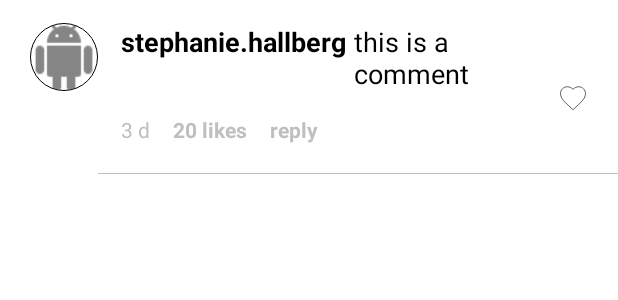
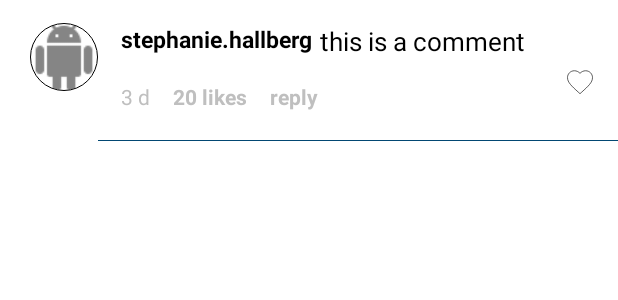
Before and after one commit to CSID-DGU/2020-1-OSSP2-SEOULLO-3, an Android app: the layout layout_comment.xml on its own in the app's theme, with its tools: preview values and no code run, on a phone screen of 412 x 824 dp. Shown: the top 300 px of the screen. Run offline under Robolectric (Android 15) with nearby library versions, the phone set to English and light mode, and no system bars.

Commit message:
commentViewUI

```diff
--- a/Seoullo/app/src/main/java/com/seoullo/seoullotour/Utils/CommentListAdapter.java
+++ b/Seoullo/app/src/main/java/com/seoullo/seoullotour/Utils/CommentListAdapter.java
@@ -151,9 +151,9 @@ public class CommentListAdapter extends ArrayAdapter<Comment> {
 
         // set Invisible for first Comment.
         try {
-            holder.like.setVisibility(View.GONE);
-            holder.likes.setVisibility(View.GONE);
-            holder.reply.setVisibility(View.GONE);
+//            holder.like.setVisibility(View.GONE);
+//            holder.likes.setVisibility(View.GONE);
+//            holder.reply.setVisibility(View.GONE);
         } catch (NullPointerException e) {
             Log.e(TAG, "getView: NullPointerException: " + e.getMessage() );
         }
--- a/Seoullo/app/src/main/res/drawable-hdpi/grey_border.xml
+++ b/Seoullo/app/src/main/res/drawable-hdpi/grey_border.xml
@@ -13,7 +13,7 @@
             android:shape="rectangle">
             <stroke
                 android:width="1dp"
-                android:color="@color/grey"/>
+                android:color="@color/theme_deepblue"/>
             <solid
                 android:color="@color/white"/>
 
--- a/Seoullo/app/src/main/res/drawable/grey_border.xml
+++ b/Seoullo/app/src/main/res/drawable/grey_border.xml
@@ -13,7 +13,7 @@
             android:shape="rectangle">
             <stroke
                 android:width="1dp"
-                android:color="@color/grey" />
+                android:color="@color/theme_deepblue" />
         <solid
             android:color="@color/white" />
 
--- a/Seoullo/app/src/main/res/drawable/grey_border_bottom.xml
+++ b/Seoullo/app/src/main/res/drawable/grey_border_bottom.xml
@@ -4,7 +4,7 @@
     <item>
         <shape
             android:shape="rectangle">
-            <solid android:color="@color/grey"/>
+            <solid android:color="@color/theme_deepblue"/>
         </shape>
     </item>
 
--- a/Seoullo/app/src/main/res/layout/layout_comment.xml
+++ b/Seoullo/app/src/main/res/layout/layout_comment.xml
@@ -26,7 +26,7 @@
         <RelativeLayout
             android:layout_width="match_parent"
             android:layout_height="wrap_content"
-            android:layout_marginRight="60dp"
+            android:layout_marginRight="50dp"
             android:layout_marginBottom="20dp">
 
             <TextView
@@ -36,7 +36,7 @@
                 android:id="@+id/comment_username"
                 android:layout_marginLeft="15dp"
                 android:textColor="@color/black"
-                android:textSize="18sp"
+                android:textSize="15sp"
                 android:textStyle="bold"/>
 
             <TextView
@@ -45,7 +45,7 @@
                 android:text="this is a comment"
                 android:layout_marginLeft="5dp"
                 android:textColor="@color/black"
-                android:textSize="18sp"
+                android:textSize="17sp"
                 android:layout_toRightOf="@id/comment_username"
                 android:id="@+id/comment"/>
 
@@ -86,15 +86,16 @@
                 android:layout_below="@id/comment"
                 android:layout_toRightOf="@id/comment_likes"/>
 
+
         </RelativeLayout>
 
         <ImageView
             android:layout_width="20dp"
             android:layout_height="20dp"
             android:id="@+id/comment_like"
+            android:src="@drawable/ic_heart_white"
             android:layout_alignParentRight="true"
-            android:layout_marginRight="20dp"
-            android:src="@drawable/ic_heart_white"
+            android:layout_marginRight="15dp"
             android:layout_centerVertical="true"/>
 
     </RelativeLayout>
```
